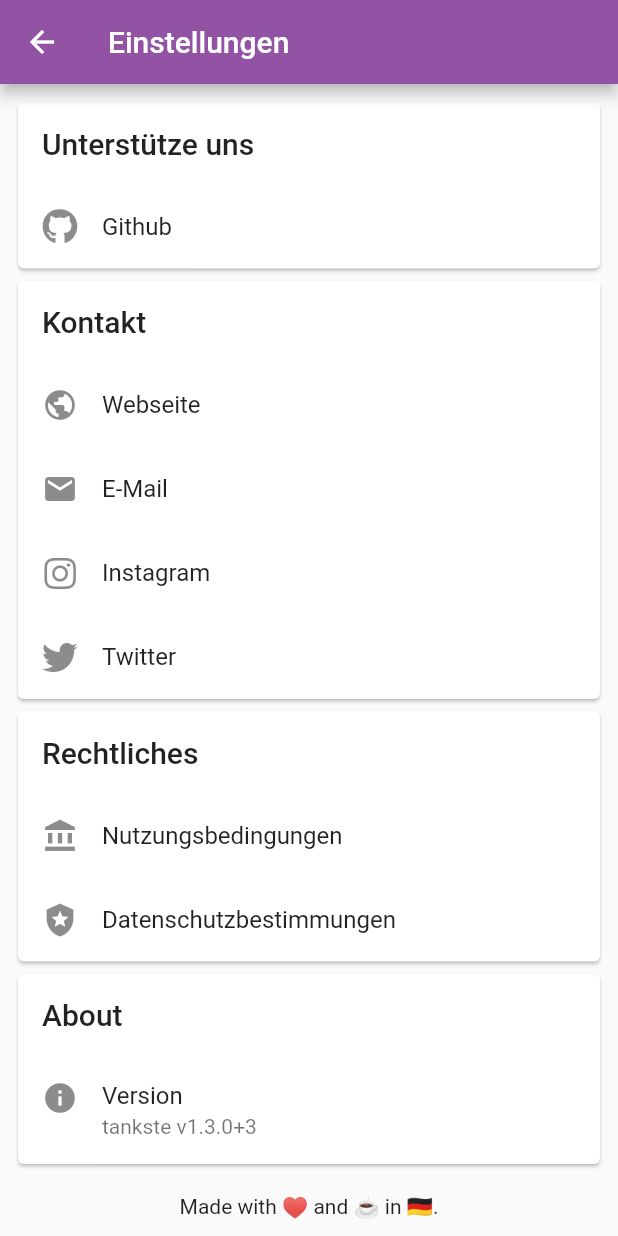
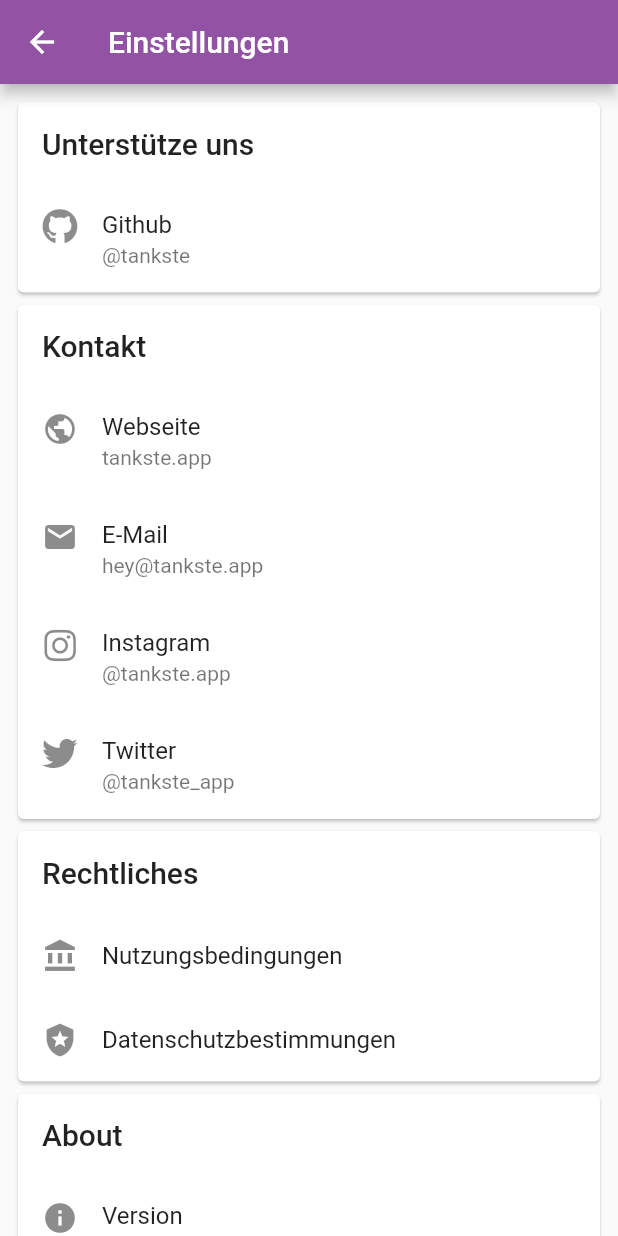
Before and after one commit to tankste/app, a Flutter app: the SettingsPage screen opened directly, after a tap on "E-Mail", on a phone screen of 412 x 824 dp. Run offline on Flutter 3.47's test engine with Material 2 defaults, Android fonts, the phone set to English and light mode, and no system bars; our stand-ins replace flutter_bloc, font_awesome_flutter, geolocator, google_maps_flutter, in_app_review, package_info_plus and 1 more; missing offline and left inert: map_launcher; accounts and stored records are empty.

Commit message:
Add social names as sub labels

```diff
--- a/settings/lib/settings/settings_page.dart
+++ b/settings/lib/settings/settings_page.dart
@@ -4,7 +4,6 @@ import 'package:settings/version/ui/version_item.dart';
 import 'package:url_launcher/url_launcher.dart';
 
 class SettingsPage extends StatelessWidget {
-
   const SettingsPage({Key? key}) : super(key: key);
 
   @override
@@ -31,53 +30,58 @@ class SettingsPage extends StatelessWidget {
             onTap: () {
               _openUrl("https://github.com/tankste");
             },
-            minLeadingWidth: 10,
+            minLeadingWidth: 8,
             leading: const Icon(FontAwesomeIcons.github),
-            title: const Text("Github")),
+            title: const Text("Github"),
+            subtitle: const Text("@tankste")),
       ]),
       _buildCard(context, "Kontakt", [
         ListTile(
             onTap: () {
               _openUrl("https://tankste.app/");
             },
-            minLeadingWidth: 10,
+            minLeadingWidth: 8,
             leading: const Icon(Icons.public),
-            title: const Text("Webseite")),
+            title: const Text("Webseite"),
+            subtitle: const Text("tankste.app")),
         ListTile(
             onTap: () {
-              _openUrl("mailto:hello@tankste.app");
+              _openUrl("mailto:hey@tankste.app");
             },
-            minLeadingWidth: 10,
+            minLeadingWidth: 8,
             leading: const Icon(Icons.mail),
-            title: const Text("E-Mail")),
+            title: const Text("E-Mail"),
+            subtitle: const Text("hey@tankste.app")),
         ListTile(
             onTap: () {
               _openUrl("https://www.instagram.com/tankste.app");
             },
-            minLeadingWidth: 10,
+            minLeadingWidth: 8,
             leading: const Icon(FontAwesomeIcons.instagram),
-            title: const Text("Instagram")),
+            title: const Text("Instagram"),
+            subtitle: const Text("@tankste.app")),
         ListTile(
             onTap: () {
               _openUrl("https://twitter.com/tankste_app");
             },
-            minLeadingWidth: 10,
+            minLeadingWidth: 8,
             leading: const Icon(FontAwesomeIcons.twitter),
-            title: const Text("Twitter"))
+            title: const Text("Twitter"),
+            subtitle: const Text("@tankste_app"))
       ]),
       _buildCard(context, "Rechtliches", [
         ListTile(
             onTap: () {
               _openUrl("https://tankste.app/nutzungsbedingungen");
             },
-            minLeadingWidth: 10,
+            minLeadingWidth: 8,
             leading: const Icon(Icons.account_balance),
             title: const Text("Nutzungsbedingungen")),
         ListTile(
             onTap: () {
               _openUrl("https://tankste.app/datenschutz");
             },
-            minLeadingWidth: 10,
+            minLeadingWidth: 8,
             leading: const Icon(Icons.local_police),
             title: const Text("Datenschutzbestimmungen"))
       ]),
@@ -86,7 +90,7 @@ class SettingsPage extends StatelessWidget {
         //     onTap: () {
         //       _openUrl("https://status.tankste.app/");
         //     },
-        //     minLeadingWidth: 10,
+        //     minLeadingWidth: 8,
         //     leading: const Icon(Icons.traffic),
         //     title: const Text("Status")),
         const VersionItem()
```
